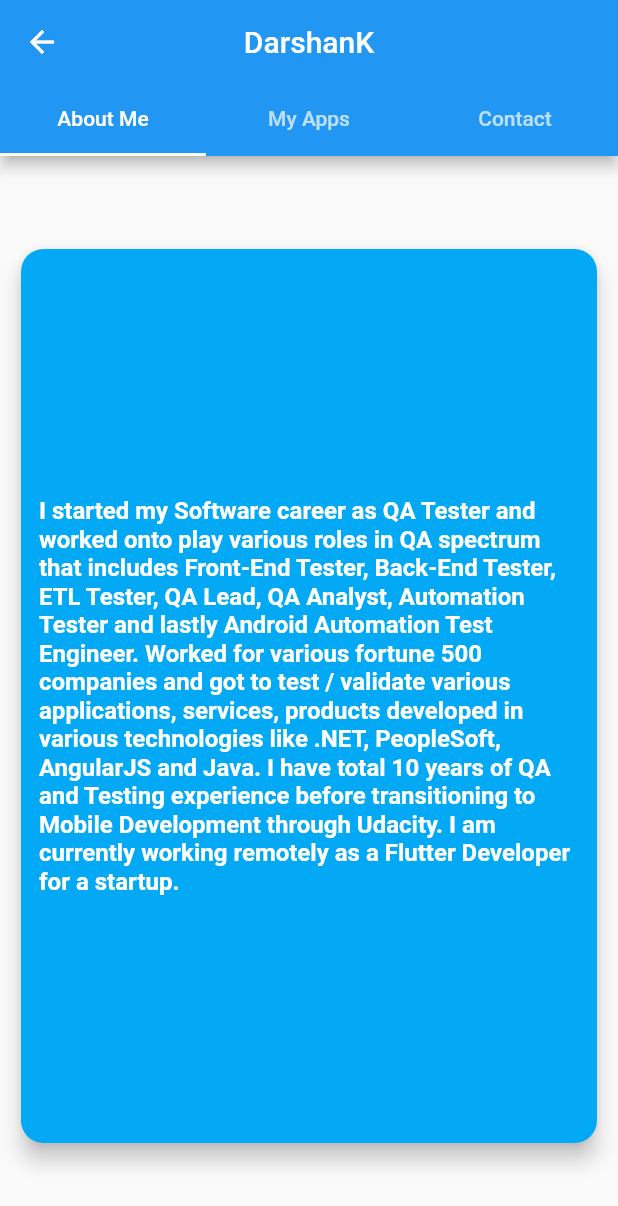
After one commit to lukepighetti/flutter-developers, a Flutter app: the DarshanKPage screen opened directly, on a phone screen of 412 x 824 dp. The commit adds this screen. Shown: the top 1206 px of the screen. Run offline on Flutter 3.47's test engine with Material 2 defaults, Android fonts, the phone set to English and light mode, and no system bars; our stand-ins replace rxdart; missing offline and left inert: groovin_material_icons.

Commit message:
add darshan profile (#12)

```diff
--- /dev/null
+++ b/lib/developers/darshan_kawar/darshan_kawar.dart
@@ -0,0 +1,444 @@
+import 'package:flutter/material.dart';
+import 'package:url_launcher/url_launcher.dart';
+import 'package:groovin_material_icons/groovin_material_icons.dart';
+
+class DarshanKPage extends StatefulWidget {
+  @override
+  _DarshanKPageState createState() => _DarshanKPageState();
+}
+
+class _DarshanKPageState extends State<DarshanKPage> {
+  @override
+  Widget build(BuildContext context) {
+    return Scaffold(
+        body: DefaultTabController(
+      length: 3,
+      child: Scaffold(
+        appBar: AppBar(
+          title: Text('DarshanK'),
+          centerTitle: true,
+          bottom: TabBar(
+            tabs: <Widget>[
+              Tab(text: 'About Me'),
+              Tab(text: 'My Apps'),
+              Tab(text: 'Contact')
+            ],
+          ),
+        ),
+        body: TabBarView(children: <Widget>[
+          Center(
+            child: AboutMe(),
+          ),
+          Center(
+            child: AppDetails(),
+          ),
+          Center(
+            child: Contact(),
+          )
+        ]),
+      ),
+    ));
+  }
+
+  Widget AboutMe() {
+    return Container(
+      padding: EdgeInsets.all(10.0),
+      height: MediaQuery.of(context).size.height - 200,
+      width: MediaQuery.of(context).size.width,
+      child: Card(
+        color: Colors.lightBlue,
+        elevation: 6.0,
+        shape:
+            RoundedRectangleBorder(borderRadius: BorderRadius.circular(15.0)),
+        child: profileDetails(),
+      ),
+    );
+  }
+
+  Widget Contact() {
+    return ListView(children: <Widget>[
+      Padding(
+        padding: EdgeInsets.all(10.0),
+      ),
+      Card(
+        color: Colors.lightBlue,
+        elevation: 4.0,
+        shape:
+            RoundedRectangleBorder(borderRadius: BorderRadius.circular(15.0)),
+        child: Column(children: <Widget>[
+          GestureDetector(
+              onTap: () {
+                launch("https://twitter.com/DarshanK1583");
+              },
+              child: Row(
+                children: <Widget>[
+                  Container(
+                      width: 55.0,
+                      height: 55.0,
+                      child: Icon(
+                        GroovinMaterialIcons.twitter_circle,
+                        color: Colors.black,
+                      )),
+                  Padding(
+                    padding: EdgeInsets.only(right: 15.0),
+                  ),
+                  Text(
+                    'darshank1583',
+                    style: TextStyle(
+                        fontSize: 16.0,
+                        fontWeight: FontWeight.bold,
+                        color: Colors.white),
+                  ),
+                ],
+              )),
+        ]),
+      ),
+      Card(
+          color: Colors.lightBlue,
+          elevation: 4.0,
+          shape:
+              RoundedRectangleBorder(borderRadius: BorderRadius.circular(15.0)),
+          child: Column(children: <Widget>[
+            GestureDetector(
+                onTap: () {
+                  launch('mailto:darshankawar@gmail.com');
+                },
+                child: Row(
+                  children: <Widget>[
+                    Container(
+                        width: 55.0,
+                        height: 55.0,
+                        child: Icon(
+                          GroovinMaterialIcons.gmail,
+                          color: Colors.black,
+                        )),
+                    Padding(
+                      padding: EdgeInsets.only(right: 15.0),
+                    ),
+                    Text('darshankawar@gmail.com',
+                        style: TextStyle(
+                            fontSize: 16.0,
+                            fontWeight: FontWeight.bold,
+                            color: Colors.white))
+                  ],
+                )),
+          ])),
+      Card(
+        color: Colors.lightBlue,
+        elevation: 4.0,
+        shape:
+            RoundedRectangleBorder(borderRadius: BorderRadius.circular(15.0)),
+        child: Column(children: <Widget>[
+          GestureDetector(
+              onTap: () {
+                launch('https://github.com/DK15');
+              },
+              child: Row(
+                children: <Widget>[
+                  Container(
+                      width: 55.0,
+                      height: 55.0,
+                      child: Icon(
+                        GroovinMaterialIcons.github_circle,
+                        color: Colors.black,
+                      )),
+                  Padding(
+                    padding: EdgeInsets.only(right: 15.0),
+                  ),
+                  Text('dk15',
+                      style: TextStyle(
+                          fontSize: 16.0,
+                          fontWeight: FontWeight.bold,
+                          color: Colors.white))
+                ],
+              )),
+        ]),
+      ),
+      Card(
+          color: Colors.lightBlue,
+          elevation: 4.0,
+          shape:
+              RoundedRectangleBorder(borderRadius: BorderRadius.circular(15.0)),
+          child: Column(
+            children: <Widget>[
+              GestureDetector(
+                  onTap: () {
+                    launch('https://medium.com/@darshankawar');
+                  },
+                  child: Row(
+                    children: <Widget>[
+                      Container(
+                          width: 55.0,
+                          height: 55.0,
+                          child: Icon(
+                            GroovinMaterialIcons.medium,
+                            color: Colors.black,
+                          )),
+                      Padding(
+                        padding: EdgeInsets.only(right: 15.0),
+                      ),
+                      Text('@darshankawar',
+                          style: TextStyle(
+                              fontSize: 16.0,
+                              fontWeight: FontWeight.bold,
+                              color: Colors.white))
+                    ],
+                  ))
+            ],
+          )),
+      Card(
+          color: Colors.lightBlue,
+          elevation: 4.0,
+          shape:
+              RoundedRectangleBorder(borderRadius: BorderRadius.circular(15.0)),
+          child: Column(
+            children: <Widget>[
+              GestureDetector(
+                  onTap: () {
+                    launch('https://www.linkedin.com/in/darshank15/');
+                  },
+                  child: Row(
+                    children: <Widget>[
+                      Container(
+                          width: 55.0,
+                          height: 55.0,
+                          child: Icon(
+                            GroovinMaterialIcons.linkedin,
+                            color: Colors.black,
+                          )),
+                      Padding(
+                        padding: EdgeInsets.only(right: 15.0),
+                      ),
+                      Text('darshank15',
+                          style: TextStyle(
+                              fontSize: 16.0,
+                              fontWeight: FontWeight.bold,
+                              color: Colors.white))
+                    ],
+                  ))
+            ],
+          ))
+    ]);
+  }
+
+  Widget profileDetails() {
+    return Container(
+        padding: EdgeInsets.all(12.0),
+        child: Row(children: <Widget>[
+          Flexible(
+            child: Text(
+              'I started my Software career as QA Tester and worked onto play various roles in QA spectrum that includes Front-End Tester,'
+                  ' Back-End Tester, ETL Tester, QA Lead, QA Analyst, Automation Tester and lastly Android Automation Test Engineer. Worked for various fortune 500 companies and'
+                  ' got to test / validate various applications, services, products developed in various technologies like .NET, PeopleSoft, AngularJS and Java. I have total 10 years of QA and Testing experience before transitioning to Mobile Development through Udacity. I am currently '
+                  'working remotely as a Flutter Developer for a startup.',
+              style: TextStyle(
+                  fontWeight: FontWeight.bold,
+                  fontSize: 16.0,
+                  color: Colors.white,
+                  height: 1.2),
+            ),
+          )
+        ]));
+  }
+
+  Widget AppDetails() {
+    return ListView(children: <Widget>[
+      Padding(
+        padding: EdgeInsets.all(15.0),
+      ),
+      Card(
+          color: Colors.lightBlue,
+          shape:
+              RoundedRectangleBorder(borderRadius: BorderRadius.circular(15.0)),
+          elevation: 4.0,
+          child: Column(mainAxisSize: MainAxisSize.min, children: <Widget>[
+            new Container(
+              padding: new EdgeInsets.only(top: 16.0),
+              child: new Row(
+                crossAxisAlignment: CrossAxisAlignment.start,
+                mainAxisAlignment: MainAxisAlignment.center,
+                children: <Widget>[
+                  new Text(
+                    'Tour Guide',
+                    style: new TextStyle(
+                        fontSize: 25.0,
+                        fontFamily: 'Roboto',
+                        color: Colors.white),
+                  )
+                ],
+              ),
+            ),
+            Container(
+              padding: EdgeInsets.only(top: 16.0),
+              child: Row(
+                crossAxisAlignment: CrossAxisAlignment.start,
+                mainAxisAlignment: MainAxisAlignment.center,
+                children: <Widget>[
+                  Padding(
+                    padding: EdgeInsets.all(5.0),
+                  ),
+                  Flexible(
+                    child: new Text(
+                      'App to show top restaurants, lodging, parks and places in city.',
+                      style: TextStyle(
+                          fontSize: 16.0,
+                          fontFamily: 'Roboto',
+                          fontWeight: FontWeight.bold,
+                          color: Colors.white),
+                    ),
+                  ),
+                  Padding(
+                    padding: EdgeInsets.all(5.0),
+                  ),
+                ],
+              ),
+            ),
+            Container(
+                padding: EdgeInsets.all(5.0),
+                child: GestureDetector(
+                  onTap: () {
+                    launch(
+                        "https://play.google.com/store/apps/details?id=com.darshan.tourguide&hl=en");
+                  },
+                  child: Row(
+                    mainAxisAlignment: MainAxisAlignment.center,
+                    children: <Widget>[
+                      Icon(
+                        GroovinMaterialIcons.google_play,
+                        color: Colors.black,
+                      )
+                    ],
+                  ),
+                ))
+          ])),
+      Card(
+          color: Colors.lightBlue,
+          shape:
+              RoundedRectangleBorder(borderRadius: BorderRadius.circular(15.0)),
+          elevation: 4.0,
+          child: Column(mainAxisSize: MainAxisSize.min, children: <Widget>[
+            new Container(
+              padding: new EdgeInsets.only(top: 16.0),
+              child: new Row(
+                crossAxisAlignment: CrossAxisAlignment.start,
+                mainAxisAlignment: MainAxisAlignment.center,
+                children: <Widget>[
+                  new Text(
+                    'Cricket News',
+                    style: new TextStyle(
+                        fontSize: 25.0,
+                        fontFamily: 'Roboto',
+                        color: Colors.white),
+                  )
+                ],
+              ),
+            ),
+            Container(
+              padding: EdgeInsets.only(top: 16.0),
+              child: Row(
+                crossAxisAlignment: CrossAxisAlignment.start,
+                mainAxisAlignment: MainAxisAlignment.center,
+                children: <Widget>[
+                  Padding(
+                    padding: EdgeInsets.all(5.0),
+                  ),
+                  Flexible(
+                    child: new Text(
+                      'app to show realtime cricket top and recent news.',
+                      style: TextStyle(
+                          fontSize: 16.0,
+                          fontFamily: 'Roboto',
+                          fontWeight: FontWeight.bold,
+                          color: Colors.white),
+                    ),
+                  ),
+                  Padding(
+                    padding: EdgeInsets.only(bottom: 10.0),
+                  )
+                ],
+              ),
+            ),
+            Container(
+                padding: EdgeInsets.all(5.0),
+                child: GestureDetector(
+                  onTap: () {
+                    launch("https://github.com/DK15/cricket-news");
+                  },
+                  child: Row(
+                    mainAxisAlignment: MainAxisAlignment.center,
+                    children: <Widget>[
+                      Icon(
+                        GroovinMaterialIcons.github_circle,
+                        color: Colors.black,
+                      )
+                    ],
+                  ),
+                ))
+          ])),
+      Card(
+          color: Colors.lightBlue,
+          shape:
+              RoundedRectangleBorder(borderRadius: BorderRadius.circular(15.0)),
+          elevation: 4.0,
+          child: Column(mainAxisSize: MainAxisSize.min, children: <Widget>[
+            new Container(
+              padding: new EdgeInsets.only(top: 16.0),
+              child: new Row(
+                crossAxisAlignment: CrossAxisAlignment.start,
+                mainAxisAlignment: MainAxisAlignment.center,
+                children: <Widget>[
+                  new Text(
+                    'Kids Quiz',
+                    style: new TextStyle(
+                        fontSize: 25.0,
+                        fontFamily: 'Roboto',
+                        color: Colors.white),
+                  )
+                ],
+              ),
+            ),
+            Container(
+              padding: EdgeInsets.only(top: 16.0),
+              child: Row(
+                crossAxisAlignment: CrossAxisAlignment.start,
+                mainAxisAlignment: MainAxisAlignment.center,
+                children: <Widget>[
+                  Padding(
+                    padding: EdgeInsets.all(5.0),
+                  ),
+                  Flexible(
+                    child: new Text(
+                      'A quiz app for kids to select correct type of animal.',
+                      style: TextStyle(
+                          fontSize: 16.0,
+                          fontFamily: 'Roboto',
+                          fontWeight: FontWeight.bold,
+                          color: Colors.white),
+                    ),
+                  ),
+                  Padding(
+                    padding: EdgeInsets.only(bottom: 10.0),
+                  )
+                ],
+              ),
+            ),
+            Container(
+                padding: EdgeInsets.all(5.0),
+                child: GestureDetector(
+                  onTap: () {
+                    launch('https://github.com/DK15/quiz-app-flutter');
+                  },
+                  child: Row(
+                    mainAxisAlignment: MainAxisAlignment.center,
+                    children: <Widget>[
+                      Icon(
+                        GroovinMaterialIcons.github_circle,
+                        color: Colors.black,
+                      )
+                    ],
+                  ),
+                ))
+          ]))
+    ]);
+  }
+}
--- a/lib/main.dart
+++ b/lib/main.dart
@@ -1,4 +1,5 @@
 import 'package:developers/developers/groovin_chip/groovin_chip.dart';
+import 'package:developers/developers/darshan_kawar/darshan_kawar.dart';
 import 'package:flutter/material.dart';
 import 'package:flutter/services.dart';
 
@@ -78,4 +79,10 @@ final developerCards = <Widget>[
     image: AssetImage("assets/developers/groovin_chip/groovin_chip_avatar.png"),
     page: GroovinChipPage(),
   ),
+  DeveloperCard(
+    name: "DarshanK",
+    business: "Flutter Dev",
+    image: AssetImage('assets/developers/darshan_kawar/avatar.png'),
+    page: DarshanKPage(),
+  )
 ];
--- a/pubspec.yaml
+++ b/pubspec.yaml
@@ -46,6 +46,7 @@ flutter:
    - assets/developers/luke_pighetti/
    - assets/developers/luke_pighetti/book_reader/
    - assets/developers/groovin_chip/
+   - assets/developers/darshan_kawar/
 
   #  - images/a_dot_ham.jpeg
 
```
Also changed, not shown: assets/developers/darshan_kawar/avatar.png (added).
